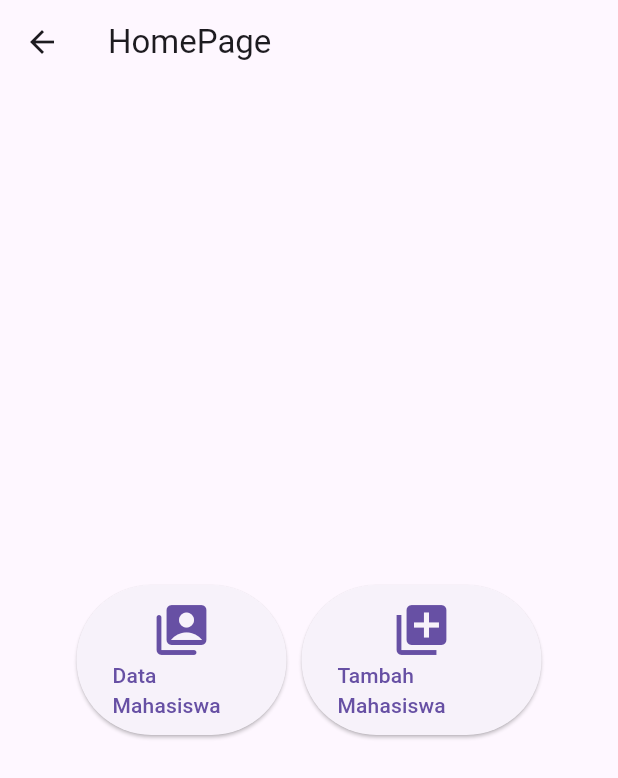
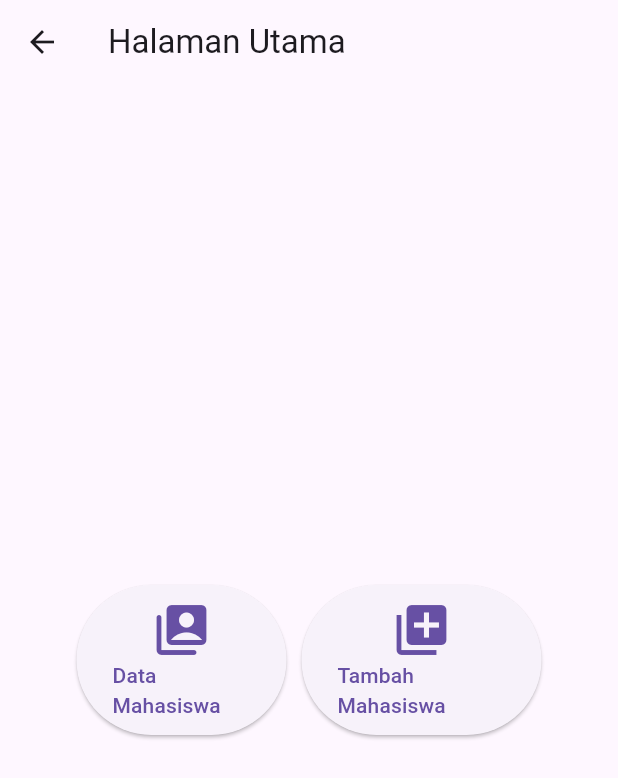
Before and after one commit to Zhvio/flutter-01pt6, a Flutter app: the screen it shows after launch, after a tap on "L O G I N", after a tap on "Guest", on a phone screen of 412 x 824 dp. Shown: the top 778 px of the screen. Run offline on Flutter 3.47's test engine with Material 3 defaults, Android fonts, the light colour scheme and no system bars; our stand-ins replace flutter_easyloading; network calls fail.

Commit message:
second commit

```diff
--- a/lib/home_page.dart
+++ b/lib/home_page.dart
@@ -12,7 +12,7 @@ class _HomePageState extends State<HomePage> {
   Widget build(BuildContext context) {
     return Scaffold(
       appBar: AppBar(
-        title: const Text('HomePage'),
+        title: const Text('Halaman Utama'),
       ),
       body: Center(
         child: Column(
--- a/lib/login_page.dart
+++ b/lib/login_page.dart
@@ -55,6 +55,7 @@ class _LoginPageState extends State<LoginPage> {
                     SizedBox(height: 20,),
                     TextFormField(
                       controller: _passwordController,
+                      obscureText: true,
                       decoration: const InputDecoration(
                         labelText: 'Password',
                         hintText: 'Masukkan Password',
--- a/lib/register_page.dart
+++ b/lib/register_page.dart
@@ -22,8 +22,8 @@ class _RegisterPageState extends State<RegisterPage> {
       var url = Uri.parse('https://belajar-api.unama.ac.id/api/register');
       var data = {
         'email': _emailController.text,
-        'name': _emailController.text,
-        'password': _emailController.text,
+        'name': _nameController.text,
+        'password': _passwordController.text,
       };
       var response = await http.post(url, body: data, headers: {
         'Accept': 'application/json',
```
Also changed, not shown: 1 other file.
